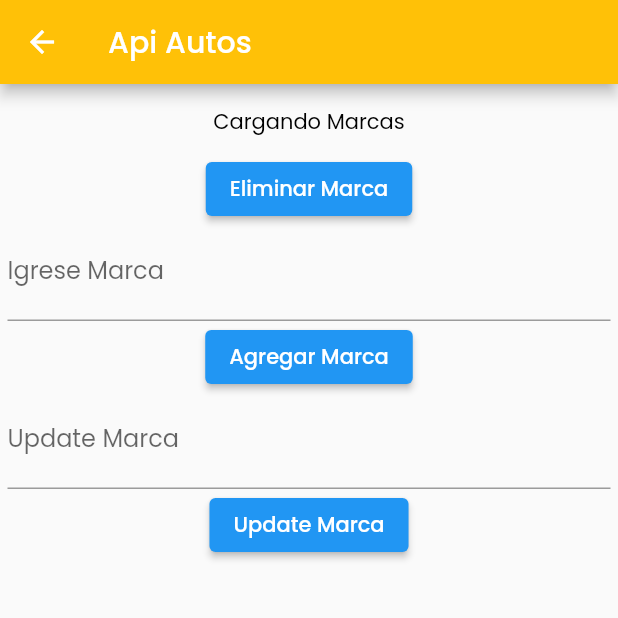
After one commit to Javier4le/mobile-app, a Flutter app: the ApiAutos screen opened directly, after a tap on "Agregar Marca", on a phone screen of 412 x 824 dp, the top half of it. The commit adds this screen. Run offline on Flutter 3.47's test engine with Material 2 defaults, Android fonts, the phone set to English and light mode, and no system bars; our stand-ins replace google_fonts, material_design_icons_flutter; network calls fail.

Commit message:
api Autos CRUD completo

```diff
--- a/mobile_app_frontend/lib/Widgets/drawer_widget.dart
+++ b/mobile_app_frontend/lib/Widgets/drawer_widget.dart
@@ -5,6 +5,7 @@ import 'package:mobile_app_frontend/Pages/home_page.dart';
 import 'package:mobile_app_frontend/Pages/profile_options.dart';
 import 'package:mobile_app_frontend/Pages/profile_page.dart';
 import 'package:google_fonts/google_fonts.dart';
+import 'package:mobile_app_frontend/api_autos/api_home.dart';
 
 class Drawer_widget extends StatelessWidget {
   const Drawer_widget({
@@ -153,8 +154,8 @@ class Drawer_widget extends StatelessWidget {
         //   return ProfileOptionsPage();
         case 'AppOptions':
           return AppOptionsPage();
-        //case 'Certamen'
-        //return Certamen1(nombre_alumno)();
+        case 'Certamen1':
+        return ApiAutos();
         default:
           return HomePage();
       }
--- /dev/null
+++ b/mobile_app_frontend/lib/api_autos/api_home.dart
@@ -0,0 +1,119 @@
+import 'package:flutter/material.dart';
+import 'package:mobile_app_frontend/provider/api_autos_provider.dart';
+
+class ApiAutos extends StatefulWidget {
+  //const ApiAutos({super.key});
+
+  @override
+  State<ApiAutos> createState() => _ApiAutosState();
+}
+
+class _ApiAutosState extends State<ApiAutos> {
+  TextEditingController newMarca = new TextEditingController();
+  TextEditingController updMarca = new TextEditingController();
+  AutosProvider provider = new AutosProvider();
+  String marcas= '';
+
+  @override
+  Widget build(BuildContext context) {
+    return Scaffold(
+      appBar: AppBar(
+        backgroundColor: Colors.amber,
+        title: Text("Api Autos"),
+      ),
+      body: Padding(padding: EdgeInsets.all(5.0),
+      child: Column(
+        children: [ Container(
+
+          padding: EdgeInsets.symmetric(vertical: 10),
+          child: FutureBuilder(
+            future: provider.getMarcas(),
+            builder: (context, AsyncSnapshot snapshot ){
+              if(!snapshot.hasData){
+                return Text("Cargando Marcas",style: TextStyle(color: Colors.black),);
+              }
+              return DropdownButton<String>(
+                      value: marcas.isEmpty ? null : marcas,
+                      isExpanded: true,
+                      hint: Text('Marcas'),
+                      items:
+                          snapshot.data.map<DropdownMenuItem<String>>((marcas) {
+                        return DropdownMenuItem<String>(
+                          child: Text(marcas['nombre']),
+                          value: marcas['id']
+                        );
+                      }).toList(),
+                      onChanged: (nuevaMarca) {
+                        setState(() {
+                          marcas = nuevaMarca.toString();
+                        });
+                      },
+                    );
+            },
+          ),
+        ),
+
+        //ELIMINAR MARCA
+        Container(
+          child: ElevatedButton(
+            child: Text('Eliminar Marca'),
+            onPressed: (){
+              setState(() {
+                provider.deleteMarca(marcas);
+                marcas='';
+              });
+            },),
+        ),
+        // AGREGAR MARCA
+        Container(
+          child: agregarMarca(),
+        ),
+        Container(
+          child: ElevatedButton(child: Text("Agregar Marca"),
+          onPressed: (){
+            setState(() {
+              provider.addMarca(newMarca.text);
+            });
+          },
+          ),
+        ),
+        // UPDATE MARCA
+        Container(
+          child: updateMarca(),
+        ),
+        Container(
+          child: ElevatedButton(child: Text("Update Marca"),
+          onPressed: (){
+            setState(() {
+              provider.updateMarca(marcas,updMarca.text);
+            });
+          },
+        ))
+        ],
+      ),
+      )
+    );
+  }
+
+  TextFormField agregarMarca() {
+    return TextFormField(
+      controller: newMarca,
+      decoration: InputDecoration(
+        labelText: 'Igrese Marca',
+        hintText: 'Escriba una marca para la bd',
+      ),
+    );
+  }
+
+  TextFormField updateMarca() {
+    return TextFormField(
+      controller: updMarca,
+      decoration: InputDecoration(
+        labelText: 'Update Marca',
+        hintText: 'Escriba una marca para actualizar',
+      ),
+    );
+  }
+
+
+}
--- a/mobile_app_frontend/lib/main.dart
+++ b/mobile_app_frontend/lib/main.dart
@@ -1,6 +1,7 @@
 import 'package:flutter/material.dart';
 import 'package:mobile_app_frontend/Pages/home_page.dart';
 import 'package:google_fonts/google_fonts.dart';
+import 'package:mobile_app_frontend/api_autos/api_home.dart';
 
 void main() {
   runApp(const MyApp());
@@ -28,11 +29,7 @@ class MyApp extends StatelessWidget {
         fontFamily: 'Poppins',
         textTheme:  GoogleFonts.poppinsTextTheme(
 
-        Theme.of(context).textTheme.apply(
-
-        bodyColor: Colors.white, //<-- SEE HERE
-        displayColor: Colors.white, //<-- SEE HERE
-    )),
+        ),
 
       ),
       home: HomePage(),
--- /dev/null
+++ b/mobile_app_frontend/lib/provider/api_autos_provider.dart
@@ -0,0 +1,73 @@
+import 'dart:convert';
+import 'package:http/http.dart' as http;
+
+class AutosProvider {
+  final apiURL = 'http://10.0.2.2:8000/api';
+
+  //LEER TODAS LAS MARCAS
+  Future<List<dynamic>> getMarcas() async {
+    var uri = Uri.parse('$apiURL/marcas');
+    var respuesta = await http.get(uri);
+
+    if (respuesta.statusCode == 200) {
+      return json.decode(respuesta.body);
+    } else{
+      return [];
+    }
+  }
+  //ELIMINAR MARCA
+  Future<List<dynamic>> deleteMarca(String marca) async {
+    var uri = Uri.parse('$apiURL/marcas/$marca');
+    var respuesta = await http.delete(uri);
+
+    if (respuesta.statusCode == 200) {
+      return json.decode(respuesta.body);
+    } else{
+      return [];
+    }
+  }
+  //AGREGAR MARCA
+   Future<bool> addMarca(String marca) async {
+    var uri = Uri.parse('$apiURL/marcas');
+    var respuesta = await http.post(uri,
+    headers: <String,String>{
+      'Accept': 'application/json;',
+      'Content-type': 'application/json; charset=UTF-8',
+    },
+    body: jsonEncode(<String,String>{
+          'nombre': marca,
+
+        })
+    );
+
+    var data = jsonDecode(respuesta.body);
+
+
+    if (respuesta.statusCode == 200) {
+      return json.decode(respuesta.body);
+    } else{
+      throw Exception('No se pudo Ingresar la nueva Marca');
+    }
+  }
+
+  Future<bool> updateMarca(String marca, String Nmarca) async {
+    var uri = Uri.parse('$apiURL/marcas/$marca');
+    var respuesta = await http.put(uri,
+    headers: <String,String>{
+      'Content-type': 'application/json; charset=UTF-8',
+    },
+    body: jsonEncode(<String,String>{
+          'nombre': Nmarca,
+        })
+    );
+    var data = jsonDecode(respuesta.body);
+    if (respuesta.statusCode == 200) {
+      return json.decode(respuesta.body);
+    } else{
+      throw Exception('No se pudo Ingresar la nueva Marca');
+    }
+  }
+
+
+
+}
--- a/mobile_app_frontend/pubspec.yaml
+++ b/mobile_app_frontend/pubspec.yaml
@@ -29,6 +29,7 @@ environment:
 dependencies:
   flutter:
     sdk: flutter
+  http: ^0.13.5
 
 
 
```
Also changed, not shown: mobile_app_frontend/pubspec.lock, 1 other file.
